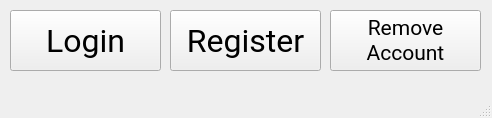
The window that PyPassManGUI/window_ui_files/LoginWindow.ui (Obscurely/PyPassMan) describes before a commit, drawn with Qt 5.
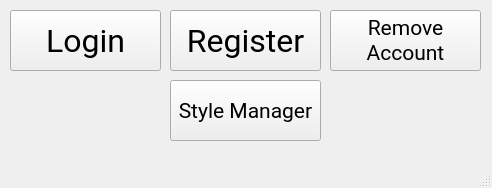
The same window after the commit. Icons and pictures are not drawn.

Patch:
```diff
--- a/PyPassManGUI/window_ui_files/LoginWindow.ui
+++ b/PyPassManGUI/window_ui_files/LoginWindow.ui
@@ -7,7 +7,7 @@
     <x>0</x>
     <y>0</y>
     <width>492</width>
-    <height>118</height>
+    <height>188</height>
    </rect>
   </property>
   <property name="font">
@@ -100,6 +100,32 @@
      <string>3</string>
     </property>
    </widget>
+   <widget class="QPushButton" name="bStyleManager">
+    <property name="geometry">
+     <rect>
+      <x>170</x>
+      <y>80</y>
+      <width>151</width>
+      <height>61</height>
+     </rect>
+    </property>
+    <property name="font">
+     <font>
+      <family>Roboto</family>
+      <pointsize>16</pointsize>
+      <italic>false</italic>
+      <bold>false</bold>
+      <underline>false</underline>
+      <stylestrategy>PreferAntialias</stylestrategy>
+     </font>
+    </property>
+    <property name="text">
+     <string>Style Manager</string>
+    </property>
+    <property name="shortcut">
+     <string>4</string>
+    </property>
+   </widget>
   </widget>
   <widget class="QMenuBar" name="menubar">
    <property name="geometry">
```
